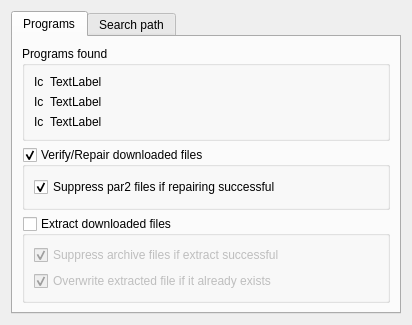
Above: src/preferences/preferencesprograms.ui from KDE/kwooty before the change. Below: the same form after it.
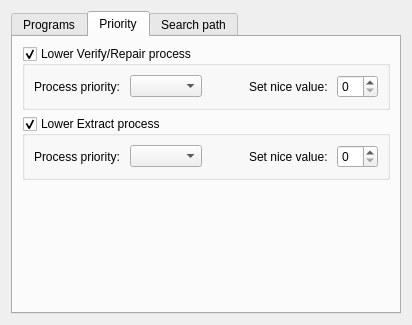
That is the form after the change. The open tabs and pages were chosen to show the change. Custom widgets are drawn as their Qt base class.

Patch:
```diff
--- a/src/preferences/preferencesprograms.ui
+++ b/src/preferences/preferencesprograms.ui
@@ -191,6 +191,134 @@
        </item>
       </layout>
      </widget>
+     <widget class="QWidget" name="priorityTab">
+      <attribute name="title">
+       <string>Priority</string>
+      </attribute>
+      <layout class="QGridLayout" name="gridLayout_9">
+       <item row="0" column="0">
+        <widget class="QGroupBox" name="kcfg_groupBoxVerifyPriority">
+         <property name="toolTip">
+          <string>Lower verify/repair process priority</string>
+         </property>
+         <property name="title">
+          <string>Lower Verify/Repair process</string>
+         </property>
+         <property name="checkable">
+          <bool>true</bool>
+         </property>
+         <layout class="QGridLayout" name="gridLayout_7">
+          <item row="0" column="0">
+           <widget class="QLabel" name="label">
+            <property name="toolTip">
+             <string>Select process priority</string>
+            </property>
+            <property name="text">
+             <string>Process priority: </string>
+            </property>
+           </widget>
+          </item>
+          <item row="0" column="1">
+           <widget class="QComboBox" name="kcfg_verifyProcessValues"/>
+          </item>
+          <item row="0" column="2">
+           <spacer name="horizontalSpacer_4">
+            <property name="orientation">
+             <enum>Qt::Horizontal</enum>
+            </property>
+            <property name="sizeHint" stdset="0">
+             <size>
+              <width>76</width>
+              <height>17</height>
+             </size>
+            </property>
+           </spacer>
+          </item>
+          <item row="0" column="3">
+           <widget class="QLabel" name="verifyNiceValueText">
+            <property name="toolTip">
+             <string>Define verify/repair process priority from normal (0) to lowest (+19)</string>
+            </property>
+            <property name="text">
+             <string>Set nice value: </string>
+            </property>
+           </widget>
+          </item>
+          <item row="0" column="4">
+           <widget class="QSpinBox" name="kcfg_verifyNiceValue"/>
+          </item>
+         </layout>
+        </widget>
+       </item>
+       <item row="1" column="0">
+        <widget class="QGroupBox" name="kcfg_groupBoxExtractPriority">
+         <property name="toolTip">
+          <string>Lower extract process priority</string>
+         </property>
+         <property name="title">
+          <string>Lower Extract process</string>
+         </property>
+         <property name="checkable">
+          <bool>true</bool>
+         </property>
+         <layout class="QGridLayout" name="gridLayout_8">
+          <item row="0" column="0">
+           <widget class="QLabel" name="label_2">
+            <property name="toolTip">
+             <string>Select process priority</string>
+            </property>
+            <property name="text">
+             <string>Process priority: </string>
+            </property>
+           </widget>
+          </item>
+          <item row="0" column="1">
+           <widget class="QComboBox" name="kcfg_extractProcessValues"/>
+          </item>
+          <item row="0" column="2">
+           <spacer name="horizontalSpacer_5">
+            <property name="orientation">
+             <enum>Qt::Horizontal</enum>
+            </property>
+            <property name="sizeHint" stdset="0">
+             <size>
+              <width>76</width>
+              <height>17</height>
+             </size>
+            </property>
+           </spacer>
+          </item>
+          <item row="0" column="3">
+           <widget class="QLabel" name="extractNiceValueText">
+            <property name="toolTip">
+             <string>Define extract process priority from normal (0) to lowest (+19)</string>
+            </property>
+            <property name="text">
+             <string>Set nice value: </string>
+            </property>
+           </widget>
+          </item>
+          <item row="0" column="4">
+           <widget class="QSpinBox" name="kcfg_extractNiceValue"/>
+          </item>
+         </layout>
+        </widget>
+       </item>
+       <item row="2" column="0">
+        <spacer name="verticalSpacer">
+         <property name="orientation">
+          <enum>Qt::Vertical</enum>
+         </property>
+         <property name="sizeHint" stdset="0">
+          <size>
+           <width>20</width>
+           <height>114</height>
+          </size>
+         </property>
+        </spacer>
+       </item>
+      </layout>
+     </widget>
      <widget class="QWidget" name="searchTab">
       <attribute name="title">
        <string>Search path</string>
```
